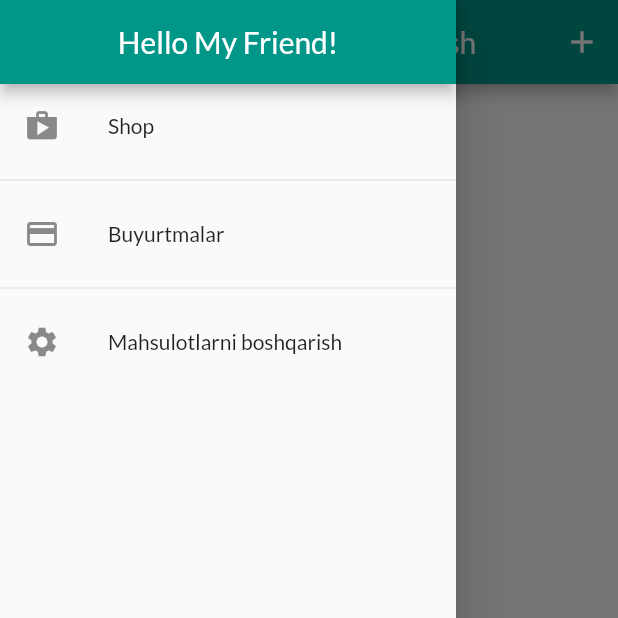
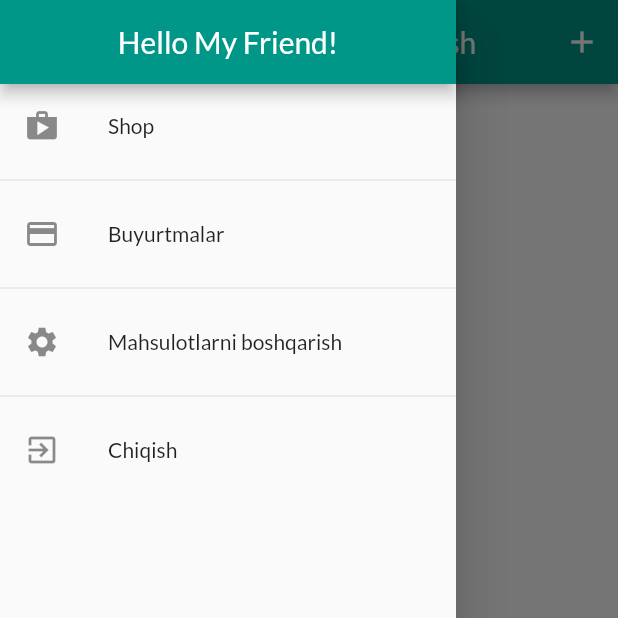
Before and after one commit to Jaloliddin-Fozilov/online_shop, a Flutter app: the ManageProductScreen screen opened by its route, with the side drawer open, on a phone screen of 412 x 824 dp, the top half of it. Run offline on Flutter 3.47's test engine with Material 2 defaults, Android fonts, the phone set to English and light mode, and no system bars; our stand-ins replace flutter_slidable, shared_preferences; accounts and stored records are empty; network calls fail.

Commit message:
finish 10-modul

```diff
--- a/lib/screens/auth_screen.dart
+++ b/lib/screens/auth_screen.dart
@@ -109,14 +109,15 @@ class _AuthScreenState extends State<AuthScreen> {
   @override
   Widget build(BuildContext context) {
     return Scaffold(
-      body: Padding(
+      body: SingleChildScrollView(
+        child: Padding(
           padding: const EdgeInsets.all(40.0),
           child: Form(
             key: _formKey,
             child: Column(
               children: [
                 Image.asset(
-                '../assets/images/logo.png',
+                  './assets/images/logo.png',
                   fit: BoxFit.cover,
                 ),
                 TextFormField(
@@ -211,6 +212,7 @@ class _AuthScreenState extends State<AuthScreen> {
             ),
           ),
         ),
+      ),
     );
   }
 }
--- a/lib/screens/manage_products_screen.dart
+++ b/lib/screens/manage_products_screen.dart
@@ -15,12 +15,12 @@ class ManageProductScreen extends StatelessWidget {
 
   Future<void> _refreshProducts(BuildContext context) async {
     await Provider.of<Products>(context, listen: false)
-        .getProductsFromFirebase();
+        .getProductsFromFirebase(true);
   }
 
   @override
   Widget build(BuildContext context) {
-    final productProvider = Provider.of<Products>(context);
+    // final productProvider = Provider.of<Products>(context);
     return Scaffold(
       drawer: const AppDrawer(),
       appBar: AppBar(
@@ -34,9 +34,18 @@ class ManageProductScreen extends StatelessWidget {
           ),
         ],
       ),
-      body: RefreshIndicator(
+      body: FutureBuilder(
+        future: _refreshProducts(context),
+        builder: (ctx, snapshot) {
+          if (snapshot.connectionState == ConnectionState.waiting) {
+            return const Center(
+              child: CircularProgressIndicator(),
+            );
+          } else if (snapshot.connectionState == ConnectionState.done) {
+            return RefreshIndicator(
               onRefresh: () => _refreshProducts(context),
-        child: ListView.builder(
+              child: Consumer<Products>(builder: (c, productProvider, _) {
+                return ListView.builder(
                   padding: const EdgeInsets.all(10),
                   itemCount: productProvider.list.length,
                   itemBuilder: (ctx, index) {
@@ -46,7 +55,15 @@ class ManageProductScreen extends StatelessWidget {
                       child: const UserProductItem(),
                     );
                   },
-        ),
+                );
+              }),
+            );
+          } else {
+            return const Center(
+              child: Text("Xatolik sodir bo'ldi!"),
+            );
+          }
+        },
       ),
     );
   }
--- a/lib/widgets/app_drawer.dart
+++ b/lib/widgets/app_drawer.dart
@@ -1,4 +1,7 @@
 import 'package:flutter/material.dart';
+import 'package:provider/provider.dart';
+
+import '../providers/auth.dart';
 
 import '../screens/home_screen.dart';
 import '../screens/orders_screen.dart';
@@ -43,6 +46,18 @@ class AppDrawer extends StatelessWidget {
             onTap: () => Navigator.of(context)
                 .pushReplacementNamed(ManageProductScreen.routName),
           ),
+          const Divider(),
+          ListTile(
+            leading: const Icon(
+              Icons.exit_to_app,
+            ),
+            title: const Text("Chiqish"),
+            onTap: () {
+              Navigator.of(context).pop();
+              Navigator.of(context).pushReplacementNamed('/');
+              Provider.of<Auth>(context, listen: false).logout();
+            },
+          ),
         ],
       ),
     );
--- a/pubspec.yaml
+++ b/pubspec.yaml
@@ -37,6 +37,7 @@ dependencies:
   provider: ^6.0.1
   flutter_slidable: ^1.1.0
   http: ^0.13.4
+  shared_preferences: ^2.0.13
 
 dev_dependencies:
   flutter_test:
```
Also changed, not shown: lib/main.dart (+31 -6 lines), lib/models/product.dart (+6 -4 lines), lib/providers/auth.dart (+89 -1 lines), lib/providers/orders.dart (+11 -3 lines), lib/providers/products.dart (+29 -10 lines), lib/widgets/product_item.dart (+5 -3 lines), pubspec.lock, 1 other file. Lines whose indentation alone changed are shown as unchanged.
